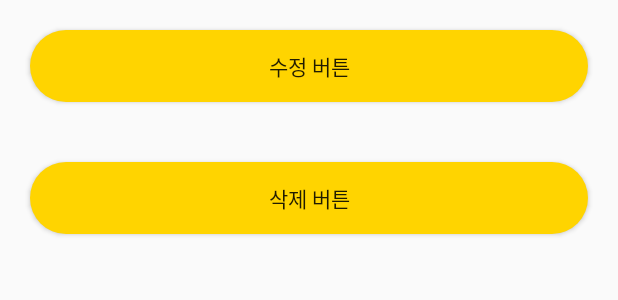
After one commit to yshush/sololife, an Android app: the layout custom_dialog.xml on its own in the app's theme, with its tools: preview values and no code run, on a phone screen of 412 x 824 dp. The commit adds this screen. Shown: the top 300 px of the screen. Run offline under Robolectric (Android 15) with nearby library versions, the phone set to English and light mode, and no system bars.

Commit message:
[step.7-1] 게시판 수정/삭제 - 다이얼로그 띄우기

```diff
--- /dev/null
+++ b/app/src/main/res/layout/custom_dialog.xml
@@ -0,0 +1,23 @@
+<?xml version="1.0" encoding="utf-8"?>
+<LinearLayout
+        xmlns:android="http://schemas.android.com/apk/res/android"
+        android:layout_width="match_parent"
+        android:layout_height="match_parent"
+        android:orientation="vertical">
+
+    <Button
+            android:id="@+id/editBtn"
+            android:layout_width="match_parent"
+            android:layout_height="wrap_content"
+            android:layout_margin="20dp"
+            android:background="@drawable/background_radius_yellow"
+            android:text="수정 버튼"/>
+
+    <Button
+            android:id="@+id/removeBtn"
+            android:layout_width="match_parent"
+            android:layout_height="wrap_content"
+            android:layout_margin="20dp"
+            android:background="@drawable/background_radius_yellow"
+            android:text="삭제 버튼"/>
+</LinearLayout>
```
Also changed, not shown: app/src/main/java/com/yshush/mysololife/board/BoardInsideActivity.kt (+23 -0 lines), app/src/main/res/layout/activity_board_inside.xml (+23 -3 lines).
